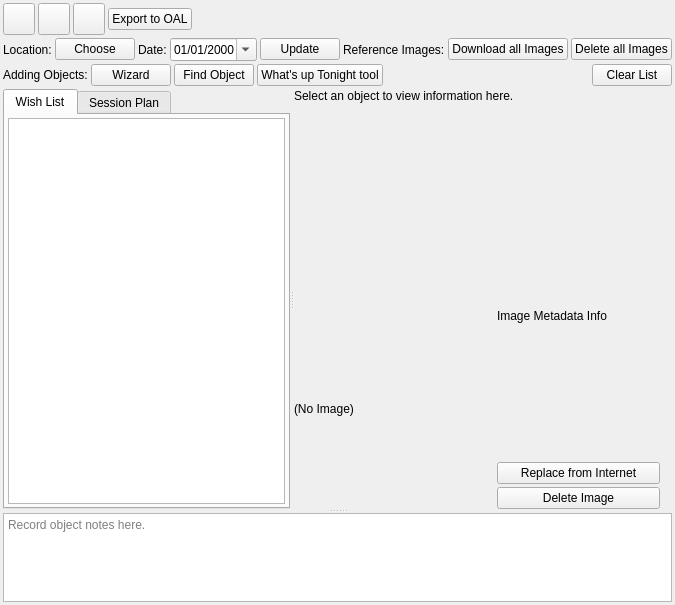
Old version of the form kstars-astropi/kstars/tools/observinglist.ui in the repository Andre87osx/AstroPi-system.
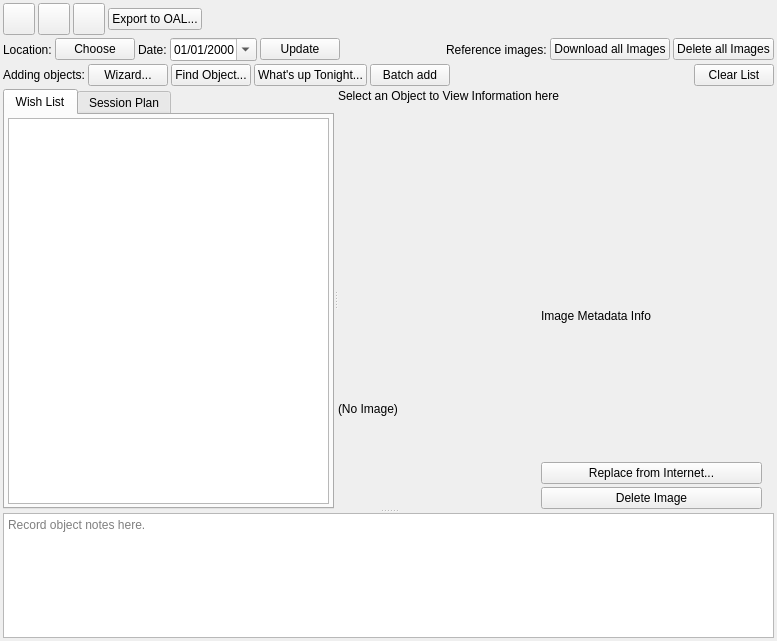
New version of the form. Custom widgets are drawn as their Qt base class.

What changed in the file:
```diff
--- a/kstars-astropi/kstars/tools/observinglist.ui
+++ b/kstars-astropi/kstars/tools/observinglist.ui
@@ -6,8 +6,8 @@
    <rect>
     <x>0</x>
     <y>0</y>
-    <width>640</width>
-    <height>605</height>
+    <width>777</width>
+    <height>641</height>
    </rect>
   </property>
   <layout class="QVBoxLayout" name="verticalLayout_2" stretch="0">
@@ -31,7 +31,7 @@
      <property name="orientation">
       <enum>Qt::Vertical</enum>
      </property>
-     <widget class="QWidget" name="">
+     <widget class="QWidget" name="layoutWidget">
       <layout class="QVBoxLayout" name="topLayout">
        <property name="spacing">
         <number>3</number>
@@ -149,7 +149,7 @@
          <item>
           <widget class="QPushButton" name="OALExport">
            <property name="text">
-            <string>Export to OAL</string>
+            <string>Export to OAL...</string>
            </property>
           </widget>
          </item>
@@ -239,7 +239,7 @@
          <item>
           <widget class="QLabel" name="refLabel">
            <property name="text">
-            <string>Reference Images:</string>
+            <string>Reference images:</string>
            </property>
           </widget>
          </item>
@@ -276,7 +276,7 @@
          <item>
           <widget class="QLabel" name="addLabel">
            <property name="text">
-            <string>Adding Objects:</string>
+            <string>Adding objects:</string>
            </property>
           </widget>
          </item>
@@ -307,7 +307,7 @@
             <string>The list wizard helps you construct observing lists based on filtering by object type, position on the sky, and magnitude.</string>
            </property>
            <property name="text">
-            <string>Wizard</string>
+            <string>Wizard...</string>
            </property>
           </widget>
          </item>
@@ -326,7 +326,7 @@
             <string>Open the Find Dialog for adding objects to the list</string>
            </property>
            <property name="text">
-            <string>Find Object</string>
+            <string>Find Object...</string>
            </property>
           </widget>
          </item>
@@ -345,7 +345,14 @@
             <string>Opens the What's up tonight dialog, from which objects can be added to the list</string>
            </property>
            <property name="text">
-            <string>What's up Tonight tool</string>
+            <string>What's up Tonight...</string>
+           </property>
+          </widget>
+         </item>
+         <item>
+          <widget class="QPushButton" name="batchAddButton">
+           <property name="text">
+            <string>Batch add</string>
            </property>
           </widget>
          </item>
@@ -524,7 +531,7 @@
            </layout>
           </widget>
          </widget>
-         <widget class="QWidget" name="">
+         <widget class="QWidget" name="layoutWidget2">
           <layout class="QVBoxLayout" name="objectInfoLayout">
            <property name="spacing">
             <number>3</number>
@@ -535,7 +542,7 @@
            <item>
             <widget class="QLabel" name="quickInfoLabel">
              <property name="text">
-              <string>Select an object to view information here.</string>
+              <string>Select an Object to View Information here</string>
              </property>
             </widget>
            </item>
@@ -638,7 +645,7 @@
                     </sizepolicy>
                    </property>
                    <property name="text">
-                    <string>Replace from Internet</string>
+                    <string>Replace from Internet...</string>
                    </property>
                   </widget>
                  </item>
```
Left out of the diff: 2 changed lines with no effect on the pictures.
